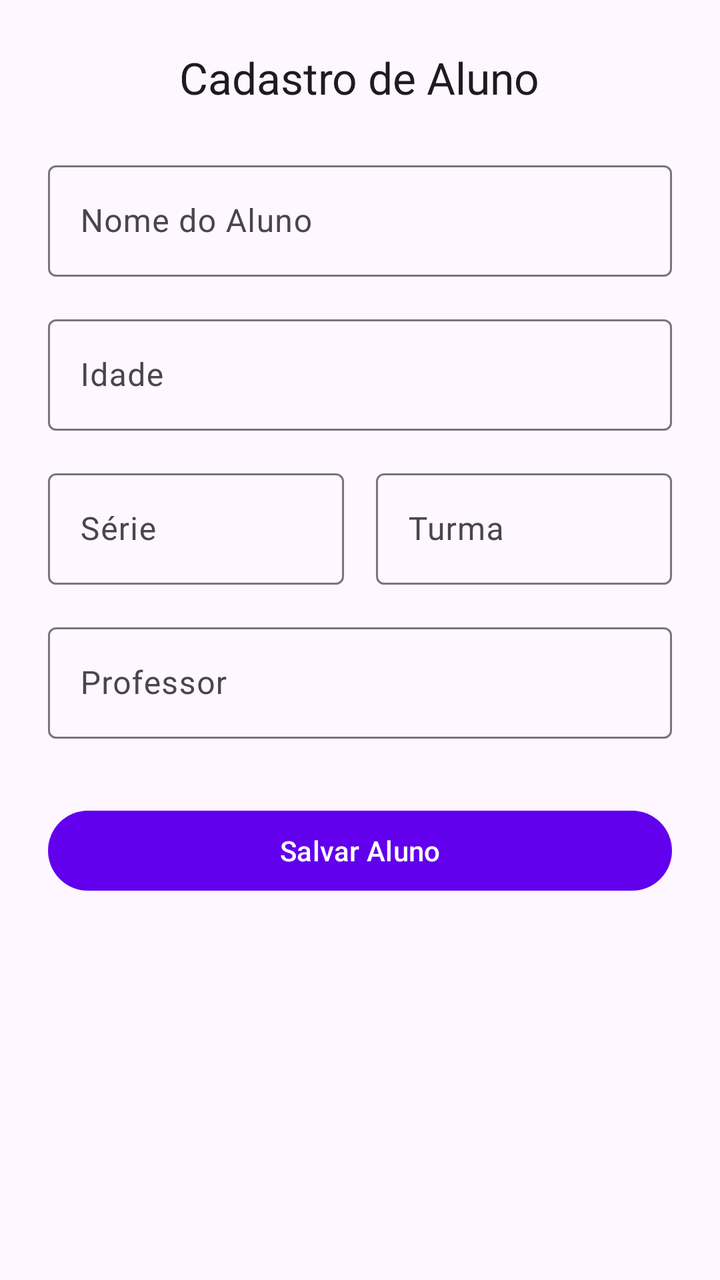
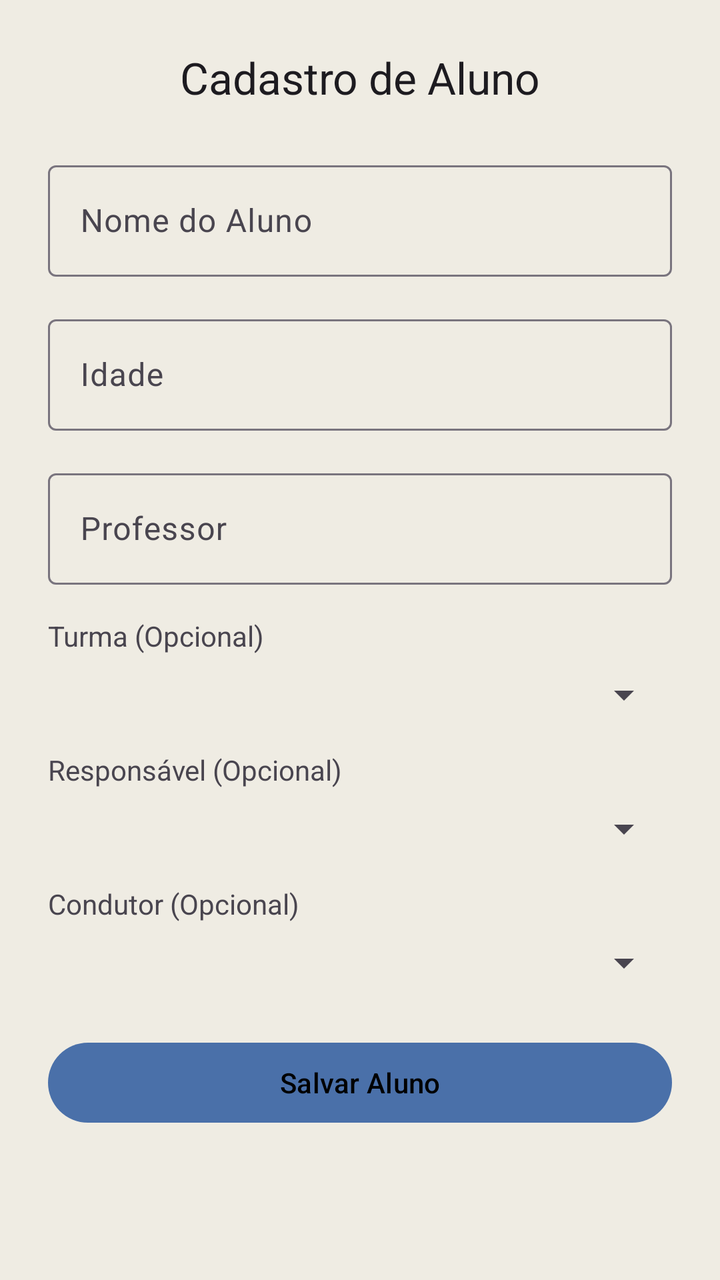

Screens rendered from an Android XML layout before and after an edit, with the pre-edit source and the edit as a unified diff.
<!-- AndroidManifest.xml: application theme Theme.School -->
<!-- res/layout/fragment_cadastrar_aluno.xml -->
<?xml version="1.0" encoding="utf-8"?>
<ScrollView xmlns:android="http://schemas.android.com/apk/res/android"
    xmlns:tools="http://schemas.android.com/tools"
    android:layout_width="match_parent"
    android:layout_height="match_parent"
    android:fillViewport="true"
    tools:context=".CadastrarAlunoFragment">

    <LinearLayout
        android:layout_width="match_parent"
        android:layout_height="wrap_content"
        android:orientation="vertical"
        android:padding="24dp">

        
        <TextView
            android:layout_width="wrap_content"
            android:layout_height="wrap_content"
            android:layout_gravity="center_horizontal"
            android:layout_marginBottom="24dp"
            android:text="Cadastro de Aluno"
            android:textAppearance="@style/TextAppearance.Material3.TitleLarge" />

        
        <com.google.android.material.textfield.TextInputLayout
            style="@style/Widget.Material3.TextInputLayout.OutlinedBox"
            android:layout_width="match_parent"
            android:layout_height="wrap_content"
            android:layout_marginBottom="16dp"
            android:hint="Nome do Aluno">

            <com.google.android.material.textfield.TextInputEditText
                android:id="@+id/edit_text_nome"
                android:layout_width="match_parent"
                android:layout_height="wrap_content"
                android:inputType="textPersonName|textCapWords" />

        </com.google.android.material.textfield.TextInputLayout>

        
        <com.google.android.material.textfield.TextInputLayout
            style="@style/Widget.Material3.TextInputLayout.OutlinedBox"
            android:layout_width="match_parent"
            android:layout_height="wrap_content"
            android:layout_marginBottom="16dp"
            android:hint="Idade">

            <com.google.android.material.textfield.TextInputEditText
                android:id="@+id/edit_text_idade"
                android:layout_width="match_parent"
                android:layout_height="wrap_content"
                android:inputType="number" />

        </com.google.android.material.textfield.TextInputLayout>

        
        <LinearLayout
            android:layout_width="match_parent"
            android:layout_height="wrap_content"
            android:orientation="horizontal">

            
            <com.google.android.material.textfield.TextInputLayout
                style="@style/Widget.Material3.TextInputLayout.OutlinedBox"
                android:layout_width="0dp"
                android:layout_height="wrap_content"
                android:layout_marginEnd="8dp"
                android:layout_weight="1"
                android:hint="Série">

                <com.google.android.material.textfield.TextInputEditText
                    android:id="@+id/edit_text_serie"
                    android:layout_width="match_parent"
                    android:layout_height="wrap_content"
                    android:inputType="textCapCharacters" />

            </com.google.android.material.textfield.TextInputLayout>

            
            <com.google.android.material.textfield.TextInputLayout
                style="@style/Widget.Material3.TextInputLayout.OutlinedBox"
                android:layout_width="0dp"
                android:layout_height="wrap_content"
                android:layout_marginStart="8dp"
                android:layout_weight="1"
                android:hint="Turma">

                <com.google.android.material.textfield.TextInputEditText
                    android:id="@+id/edit_text_turma"
                    android:layout_width="match_parent"
                    android:layout_height="wrap_content"
                    android:inputType="textCapCharacters" />

            </com.google.android.material.textfield.TextInputLayout>

        </LinearLayout>

        
        <com.google.android.material.textfield.TextInputLayout
            style="@style/Widget.Material3.TextInputLayout.OutlinedBox"
            android:layout_width="match_parent"
            android:layout_height="wrap_content"
            android:layout_marginTop="16dp"
            android:hint="Professor">

            <com.google.android.material.textfield.TextInputEditText
                android:id="@+id/edit_text_professor"
                android:layout_width="match_parent"
                android:layout_height="wrap_content"
                android:inputType="textPersonName|textCapWords" />

        </com.google.android.material.textfield.TextInputLayout>

        
        <Button
            android:id="@+id/button_salvar"
            android:layout_width="match_parent"
            android:layout_height="wrap_content"
            android:layout_marginTop="32dp"
            android:text="Salvar Aluno" />

    </LinearLayout>
</ScrollView>
<!-- resources referenced by this layout -->
<resources>
  <style name="Theme.School" parent="Theme.Material3.DayNight.NoActionBar">
          
          <item name="colorPrimary">@color/purple_500</item>
          <item name="colorPrimaryVariant">@color/purple_700</item>
          <item name="colorOnPrimary">@color/white</item>
          
          <item name="colorSecondary">@color/teal_200</item>
          <item name="colorSecondaryVariant">@color/teal_700</item>
          <item name="colorOnSecondary">@color/black</item>
          
          <item name="android:statusBarColor">?attr/colorPrimaryVariant</item>
          
      </style>
  <color name="purple_500">#FF6200EE</color>
  <color name="purple_700">#FF3700B3</color>
  <color name="white">#FFFFFFFF</color>
  <color name="teal_200">#FF03DAC5</color>
  <color name="teal_700">#FF018786</color>
  <color name="black">#FF000000</color>
</resources>

<!-- the commit's change to res/layout/fragment_cadastrar_aluno.xml (unified diff, before → after) -->
@@ -1,123 +1,139 @@
 <?xml version="1.0" encoding="utf-8"?>
 <ScrollView xmlns:android="http://schemas.android.com/apk/res/android"
+    xmlns:app="http://schemas.android.com/apk/res-auto"
     xmlns:tools="http://schemas.android.com/tools"
     android:layout_width="match_parent"
     android:layout_height="match_parent"
     android:fillViewport="true"
     tools:context=".CadastrarAlunoFragment">
 
-    <LinearLayout
+    <androidx.constraintlayout.widget.ConstraintLayout
         android:layout_width="match_parent"
         android:layout_height="wrap_content"
-        android:orientation="vertical"
         android:padding="24dp">
 
-        
         <TextView
+            android:id="@+id/text_view_title"
             android:layout_width="wrap_content"
             android:layout_height="wrap_content"
-            android:layout_gravity="center_horizontal"
-            android:layout_marginBottom="24dp"
             android:text="Cadastro de Aluno"
-            android:textAppearance="@style/TextAppearance.Material3.TitleLarge" />
+            android:textAppearance="@style/TextAppearance.Material3.TitleLarge"
+            app:layout_constraintTop_toTopOf="parent"
+            app:layout_constraintStart_toStartOf="parent"
+            app:layout_constraintEnd_toEndOf="parent" />
 
-        
         <com.google.android.material.textfield.TextInputLayout
-            style="@style/Widget.Material3.TextInputLayout.OutlinedBox"
-            android:layout_width="match_parent"
+            android:id="@+id/input_layout_nome"
+            android:layout_width="0dp"
             android:layout_height="wrap_content"
-            android:layout_marginBottom="16dp"
-            android:hint="Nome do Aluno">
+            android:layout_marginTop="24dp"
+            app:layout_constraintTop_toBottomOf="@id/text_view_title"
+            app:layout_constraintStart_toStartOf="parent"
+            app:layout_constraintEnd_toEndOf="parent">
 
             <com.google.android.material.textfield.TextInputEditText
-                android:id="@+id/edit_text_nome"
+                android:id="@+id/editTextNome"
                 android:layout_width="match_parent"
                 android:layout_height="wrap_content"
-                android:inputType="textPersonName|textCapWords" />
-
+                android:hint="Nome do Aluno" />
         </com.google.android.material.textfield.TextInputLayout>
 
-        
         <com.google.android.material.textfield.TextInputLayout
-            style="@style/Widget.Material3.TextInputLayout.OutlinedBox"
-            android:layout_width="match_parent"
+            android:id="@+id/input_layout_idade"
+            android:layout_width="0dp"
             android:layout_height="wrap_content"
-            android:layout_marginBottom="16dp"
-            android:hint="Idade">
+            android:layout_marginTop="16dp"
+            app:layout_constraintTop_toBottomOf="@id/input_layout_nome"
+            app:layout_constraintStart_toStartOf="parent"
+            app:layout_constraintEnd_toEndOf="parent">
 
             <com.google.android.material.textfield.TextInputEditText
-                android:id="@+id/edit_text_idade"
+                android:id="@+id/editTextIdade"
                 android:layout_width="match_parent"
                 android:layout_height="wrap_content"
+                android:hint="Idade"
                 android:inputType="number" />
-
         </com.google.android.material.textfield.TextInputLayout>
 
-        
-        <LinearLayout
-            android:layout_width="match_parent"
-            android:layout_height="wrap_content"
-            android:orientation="horizontal">
-
-            
-            <com.google.android.material.textfield.TextInputLayout
-                style="@style/Widget.Material3.TextInputLayout.OutlinedBox"
-                android:layout_width="0dp"
-                android:layout_height="wrap_content"
-                android:layout_marginEnd="8dp"
-                android:layout_weight="1"
-                android:hint="Série">
-
-                <com.google.android.material.textfield.TextInputEditText
-                    android:id="@+id/edit_text_serie"
-                    android:layout_width="match_parent"
-                    android:layout_height="wrap_content"
-                    android:inputType="textCapCharacters" />
-
-            </com.google.android.material.textfield.TextInputLayout>
-
-            
-            <com.google.android.material.textfield.TextInputLayout
-                style="@style/Widget.Material3.TextInputLayout.OutlinedBox"
-                android:layout_width="0dp"
-                android:layout_height="wrap_content"
-                android:layout_marginStart="8dp"
-                android:layout_weight="1"
-                android:hint="Turma">
-
-                <com.google.android.material.textfield.TextInputEditText
-                    android:id="@+id/edit_text_turma"
-                    android:layout_width="match_parent"
-                    android:layout_height="wrap_content"
-                    android:inputType="textCapCharacters" />
-
-            </com.google.android.material.textfield.TextInputLayout>
-
-        </LinearLayout>
-
-        
         <com.google.android.material.textfield.TextInputLayout
-            style="@style/Widget.Material3.TextInputLayout.OutlinedBox"
-            android:layout_width="match_parent"
+            android:id="@+id/input_layout_professor"
+            android:layout_width="0dp"
             android:layout_height="wrap_content"
             android:layout_marginTop="16dp"
-            android:hint="Professor">
+            app:layout_constraintTop_toBottomOf="@id/input_layout_idade"
+            app:layout_constraintStart_toStartOf="parent"
+            app:layout_constraintEnd_toEndOf="parent">
 
             <com.google.android.material.textfield.TextInputEditText
-                android:id="@+id/edit_text_professor"
+                android:id="@+id/editTextProfessor"
                 android:layout_width="match_parent"
                 android:layout_height="wrap_content"
-                android:inputType="textPersonName|textCapWords" />
-
+                android:hint="Professor" />
         </com.google.android.material.textfield.TextInputLayout>
 
-        
+        <TextView
+            android:id="@+id/label_turma"
+            android:layout_width="wrap_content"
+            android:layout_height="wrap_content"
+            android:layout_marginTop="16dp"
+            android:text="Turma (Opcional)"
+            app:layout_constraintStart_toStartOf="parent"
+            app:layout_constraintTop_toBottomOf="@id/input_layout_professor"/>
+
+        <Spinner
+            android:id="@+id/spinner_turmas"
+            android:layout_width="0dp"
+            android:layout_height="wrap_content"
+            android:layout_marginTop="8dp"
+            app:layout_constraintTop_toBottomOf="@id/label_turma"
+            app:layout_constraintStart_toStartOf="parent"
+            app:layout_constraintEnd_toEndOf="parent"/>
+
+        <TextView
+            android:id="@+id/label_responsavel"
+            android:layout_width="wrap_content"
+            android:layout_height="wrap_content"
+            android:layout_marginTop="16dp"
+            android:text="Responsável (Opcional)"
+            app:layout_constraintStart_toStartOf="parent"
+            app:layout_constraintTop_toBottomOf="@id/spinner_turmas"/>
+
+        <Spinner
+            android:id="@+id/spinner_responsaveis"
+            android:layout_width="0dp"
+            android:layout_height="wrap_content"
+            android:layout_marginTop="8dp"
+            app:layout_constraintTop_toBottomOf="@id/label_responsavel"
+            app:layout_constraintStart_toStartOf="parent"
+            app:layout_constraintEnd_toEndOf="parent"/>
+
+        <TextView
+            android:id="@+id/label_condutor"
+            android:layout_width="wrap_content"
+            android:layout_height="wrap_content"
+            android:layout_marginTop="16dp"
+            android:text="Condutor (Opcional)"
+            app:layout_constraintStart_toStartOf="parent"
+            app:layout_constraintTop_toBottomOf="@id/spinner_responsaveis"/>
+
+        <Spinner
+            android:id="@+id/spinner_condutores"
+            android:layout_width="0dp"
+            android:layout_height="wrap_content"
+            android:layout_marginTop="8dp"
+            app:layout_constraintTop_toBottomOf="@id/label_condutor"
+            app:layout_constraintStart_toStartOf="parent"
+            app:layout_constraintEnd_toEndOf="parent"/>
+
         <Button
-            android:id="@+id/button_salvar"
-            android:layout_width="match_parent"
+            android:id="@+id/buttonSalvar"
+            android:layout_width="0dp"
             android:layout_height="wrap_content"
-            android:layout_marginTop="32dp"
-            android:text="Salvar Aluno" />
+            android:layout_marginTop="24dp"
+            android:text="Salvar Aluno"
+            app:layout_constraintTop_toBottomOf="@id/spinner_condutores"
+            app:layout_constraintStart_toStartOf="parent"
+            app:layout_constraintEnd_toEndOf="parent" />
 
-    </LinearLayout>
+    </androidx.constraintlayout.widget.ConstraintLayout>
 </ScrollView>
<!-- resource entries referenced after the edit -->
@@ -2,22 +2,21 @@
 <resources>
   <style name="Theme.School" parent="Theme.Material3.DayNight.NoActionBar">
           
-          <item name="colorPrimary">@color/purple_500</item>
-          <item name="colorPrimaryVariant">@color/purple_700</item>
-          <item name="colorOnPrimary">@color/white</item>
+          <item name="colorPrimary">@color/azul_escuro</item>
+          <item name="colorPrimaryVariant">@color/azul_escuro</item>
+          <item name="colorOnPrimary">@color/black</item>
           
-          <item name="colorSecondary">@color/teal_200</item>
-          <item name="colorSecondaryVariant">@color/teal_700</item>
+          <item name="colorSecondary">@color/azul_claro</item>
+          <item name="colorSecondaryVariant">@color/azul_claro</item>
           <item name="colorOnSecondary">@color/black</item>
           
           <item name="android:statusBarColor">?attr/colorPrimaryVariant</item>
           
+          <item name="android:windowBackground">@color/fundo</item>
       </style>
-  <color name="purple_500">#FF6200EE</color>
-  <color name="purple_700">#FF3700B3</color>
-  <color name="white">#FFFFFFFF</color>
-  <color name="teal_200">#FF03DAC5</color>
-  <color name="teal_700">#FF018786</color>
+  <color name="azul_escuro">#4A70A9</color>
   <color name="black">#FF000000</color>
+  <color name="azul_claro">#8FABD4</color>
+  <color name="fundo">#EFECE3</color>
 </resources>
 
